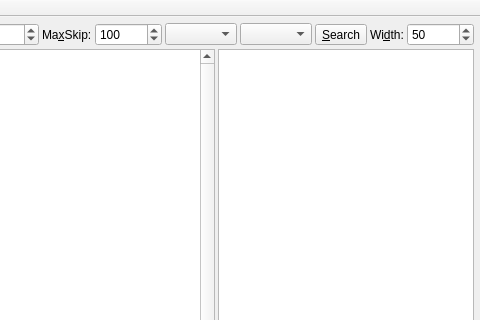
This is programs/ELSSearch/ELSSearchMainWindow.ui in dewhisna/KingJamesPureBibleSearch as Qt 5 draws it before an edit; both pictures show x 544 to 1024 and y 0 to 320 of the 1024 by 800 pixel window. The edited form follows.
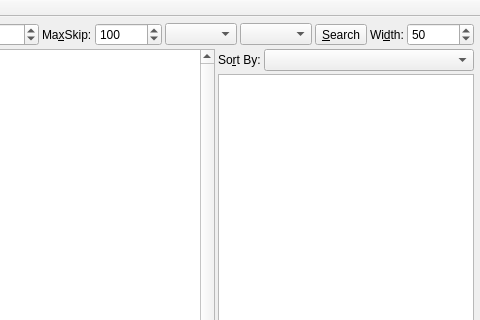
This is the edited form.

Commit message: Add ELSResult SortOrder support.

Patch:
```diff
--- a/programs/ELSSearch/ELSSearchMainWindow.ui
+++ b/programs/ELSSearch/ELSSearchMainWindow.ui
@@ -30,7 +30,7 @@
     <property name="spacing">
      <number>3</number>
     </property>
-    <item row="0" column="0" colspan="2">
+    <item row="0" column="0" colspan="3">
      <layout class="QHBoxLayout" name="horizontalLayout">
       <item>
        <widget class="QLabel" name="lblWords">
@@ -147,7 +147,7 @@
       </item>
      </layout>
     </item>
-    <item row="1" column="0" rowspan="2">
+    <item row="1" column="0" rowspan="3">
      <widget class="QTableView" name="tvLetterMatrix">
       <property name="sizePolicy">
        <sizepolicy hsizetype="Expanding" vsizetype="Expanding">
@@ -179,6 +179,26 @@
      </widget>
     </item>
     <item row="1" column="1">
+     <widget class="QLabel" name="lblSortBy">
+      <property name="text">
+       <string>So&amp;rt By:</string>
+      </property>
+      <property name="buddy">
+       <cstring>cmbSortOrder</cstring>
+      </property>
+     </widget>
+    </item>
+    <item row="1" column="2">
+     <widget class="QComboBox" name="cmbSortOrder">
+      <property name="sizePolicy">
+       <sizepolicy hsizetype="MinimumExpanding" vsizetype="Fixed">
+        <horstretch>0</horstretch>
+        <verstretch>0</verstretch>
+       </sizepolicy>
+      </property>
+     </widget>
+    </item>
+    <item row="2" column="1" colspan="2">
      <widget class="QTableView" name="tvELSResults">
       <property name="sizePolicy">
        <sizepolicy hsizetype="MinimumExpanding" vsizetype="Expanding">
@@ -191,7 +211,7 @@
       </attribute>
      </widget>
     </item>
-    <item row="2" column="1">
+    <item row="3" column="1" colspan="2">
      <widget class="QToolButton" name="btnClear">
       <property name="sizePolicy">
        <sizepolicy hsizetype="MinimumExpanding" vsizetype="Fixed">
@@ -204,7 +224,7 @@
       </property>
      </widget>
     </item>
-    <item row="3" column="0" colspan="2">
+    <item row="4" column="0" colspan="3">
      <widget class="QPlainTextEdit" name="editSearchLog">
       <property name="readOnly">
        <bool>true</bool>
```
The commit also changes 5 other files.
